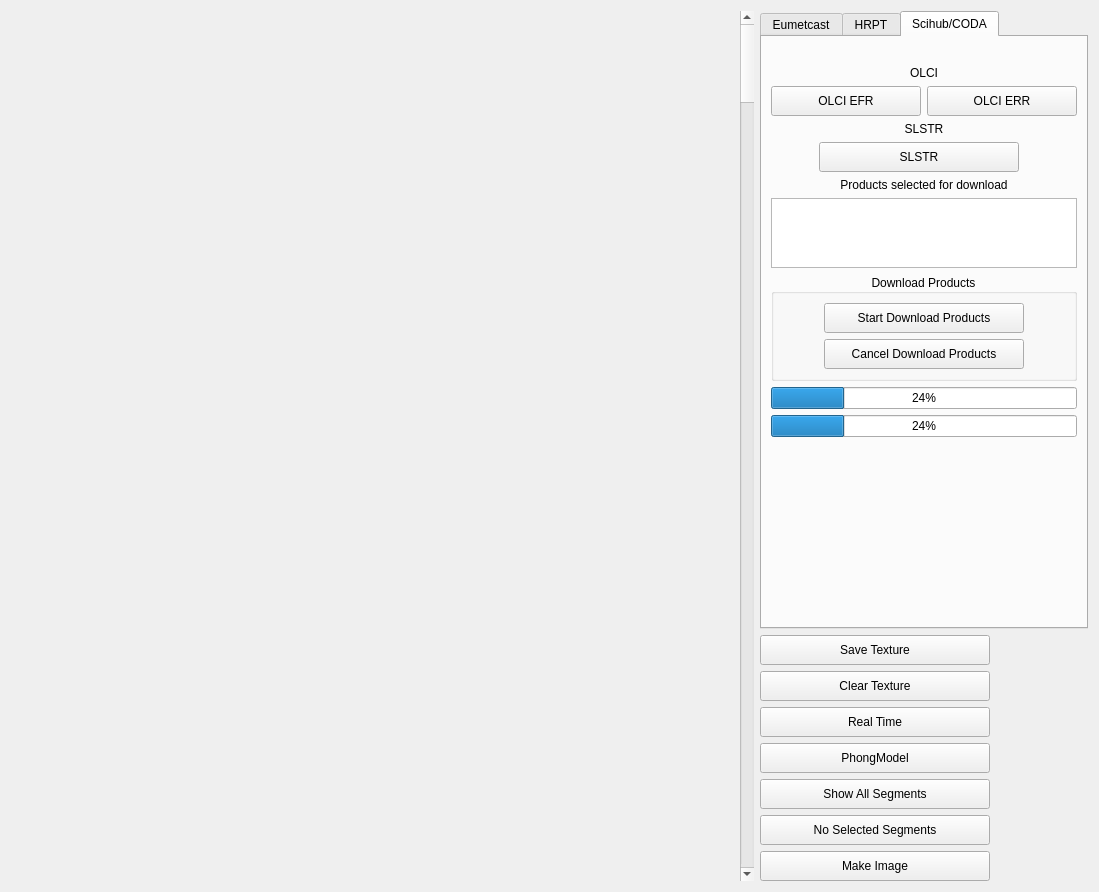
Qt form core/formmapcyl.ui (hvanruys/EUMETCastView) before a commit.
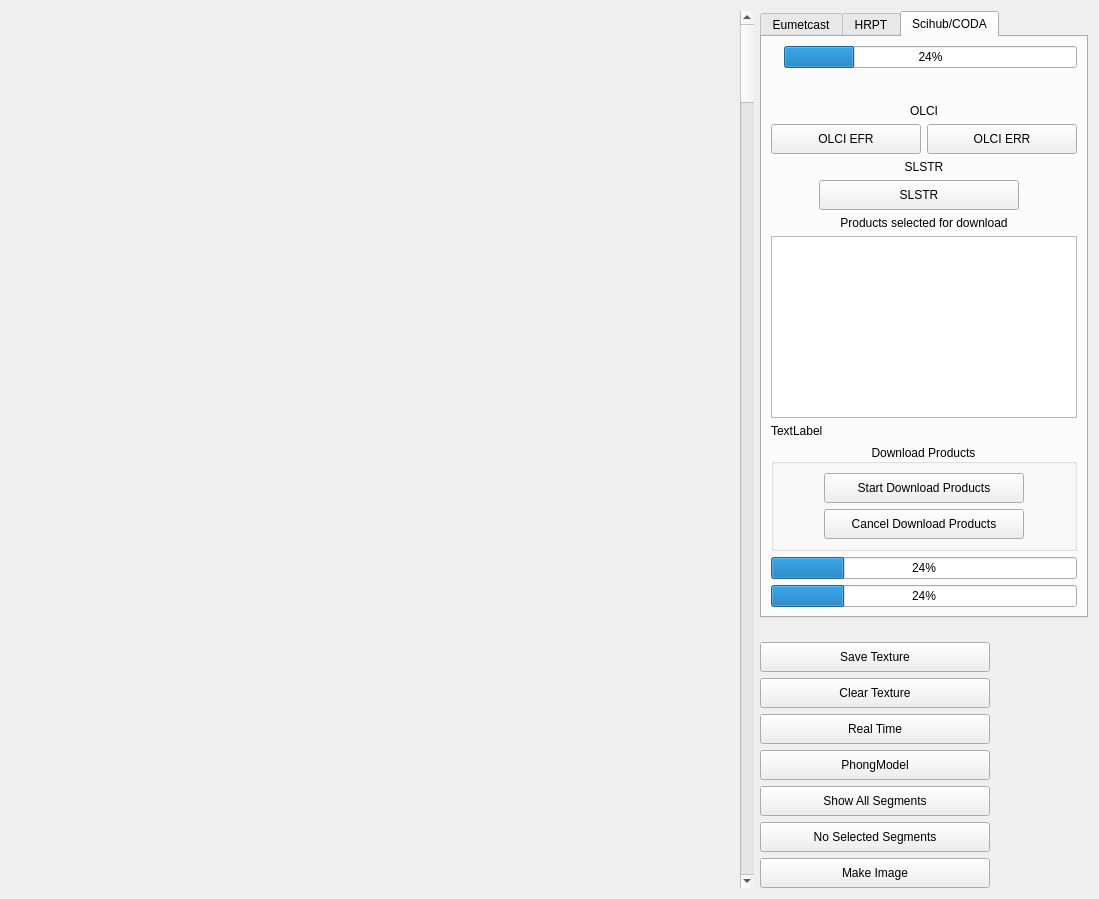
The same form after that commit.

Commit message: Scihub/CODA download

What changed in the file:
```diff
--- a/core/formmapcyl.ui
+++ b/core/formmapcyl.ui
@@ -7,7 +7,7 @@
     <x>0</x>
     <y>0</y>
     <width>1099</width>
-    <height>892</height>
+    <height>899</height>
    </rect>
   </property>
   <property name="windowTitle">
@@ -465,7 +465,9 @@
         <attribute name="title">
          <string>Scihub/CODA</string>
         </attribute>
-        <layout class="QVBoxLayout" name="verticalLayout_6">
+        <layout class="QVBoxLayout" name="verticalLayout_10">
+         <item>
+          <layout class="QHBoxLayout" name="horizontalLayout_9">
          <item>
           <widget class="QLabel" name="lblTotalAvailable">
            <property name="text">
@@ -474,6 +476,28 @@
           </widget>
          </item>
          <item>
+            <widget class="QProgressBar" name="pbXMLprogress">
+             <property name="value">
+              <number>24</number>
+             </property>
+            </widget>
+           </item>
+          </layout>
+         </item>
+         <item>
+          <spacer name="verticalSpacer_4">
+           <property name="orientation">
+            <enum>Qt::Vertical</enum>
+           </property>
+           <property name="sizeHint" stdset="0">
+            <size>
+             <width>20</width>
+             <height>40</height>
+            </size>
+           </property>
+          </spacer>
+         </item>
+         <item>
           <widget class="QLabel" name="label">
            <property name="font">
             <font>
@@ -605,7 +629,21 @@
           </widget>
          </item>
          <item>
-          <widget class="QListWidget" name="lwSelectedProducts"/>
+          <widget class="QTableWidget" name="twSelectedProducts">
+           <property name="minimumSize">
+            <size>
+             <width>0</width>
+             <height>180</height>
+            </size>
+           </property>
+          </widget>
+         </item>
+         <item>
+          <widget class="QLabel" name="lblTotalDownloadSize">
+           <property name="text">
+            <string>TextLabel</string>
+           </property>
+          </widget>
          </item>
          <item>
           <widget class="QGroupBox" name="groupBox">
@@ -731,6 +769,10 @@
            </property>
           </widget>
          </item>
+        </layout>
+       </widget>
+      </widget>
+     </item>
          <item>
           <spacer name="verticalSpacer_3">
            <property name="orientation">
@@ -739,14 +781,10 @@
            <property name="sizeHint" stdset="0">
             <size>
              <width>20</width>
-             <height>397</height>
+         <height>40</height>
             </size>
            </property>
           </spacer>
-         </item>
-        </layout>
-       </widget>
-      </widget>
      </item>
      <item>
       <widget class="QPushButton" name="btnSaveTexture">
```
Lines whose indentation alone changed are shown as unchanged. The commit also changes 17 other files.
